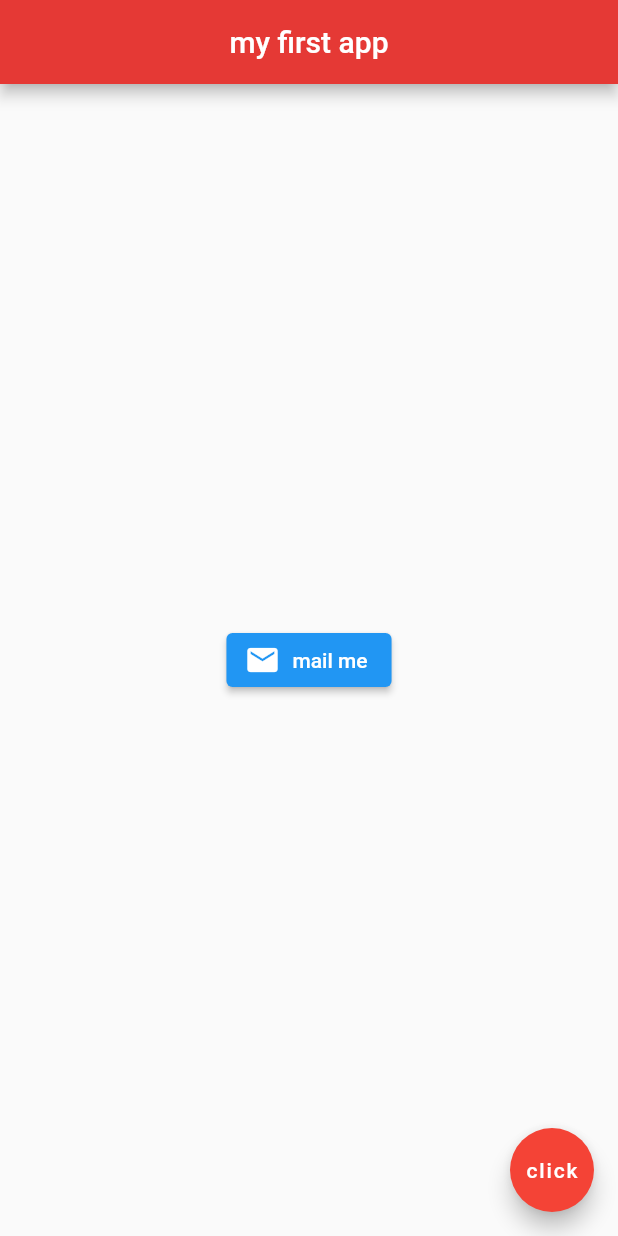
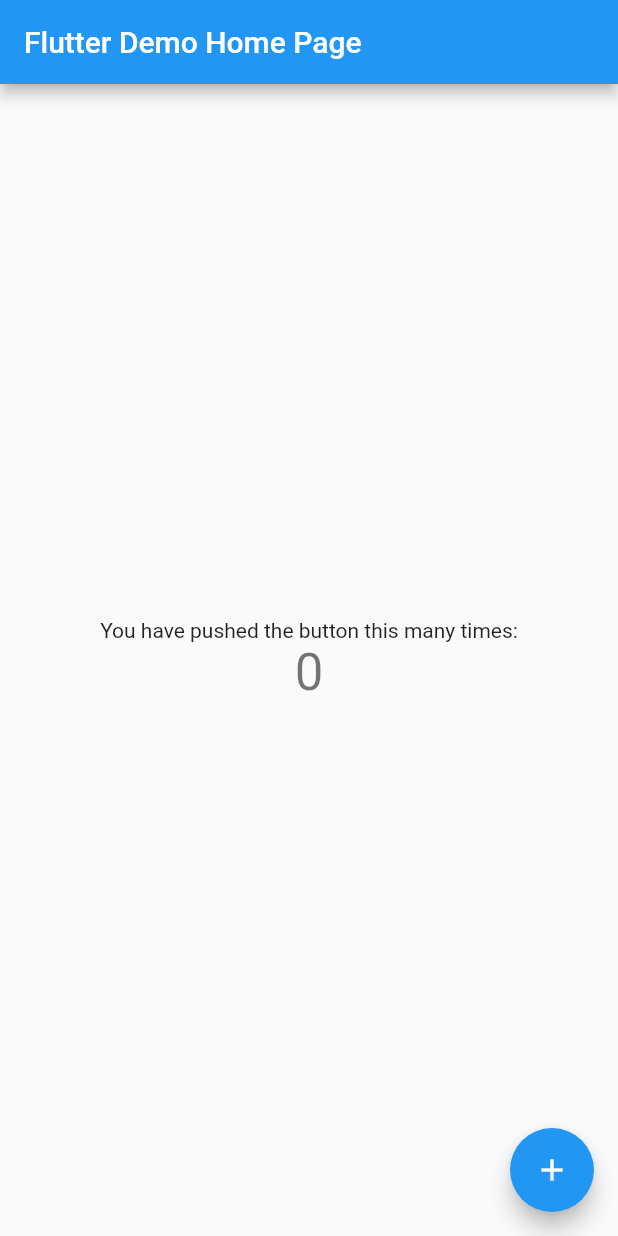
Before and after one commit to RedwanIfty/My_Flutter_App, a Flutter app: the screen it shows after launch, on a phone screen of 412 x 824 dp. Run offline on Flutter 3.47's test engine with Material 2 defaults, Android fonts, the phone set to English and light mode, and no system bars.

Commit message:
19_05_2023

```diff
--- a/lib/main.dart
+++ b/lib/main.dart
@@ -1,37 +1,65 @@
 import 'package:flutter/material.dart';
-import 'package:flutter/material.dart' show RaisedButton;
 
-void main() => runApp(MaterialApp(
-  home: Home()
-));
+void main() {
+  runApp(MyApp());
+}
 
-class Home extends StatelessWidget {
+class MyApp extends StatelessWidget {
+  @override
+  Widget build(BuildContext context) {
+    return MaterialApp(
+      title: 'Flutter Demo',
+      theme: ThemeData(
+        primarySwatch: Colors.blue,
+      ),
+      home: MyHomePage(title: 'Flutter Demo Home Page'),
+    );
+  }
+}
+
+class MyHomePage extends StatefulWidget {
+  MyHomePage({Key? key, required this.title}) : super(key: key);
+
+  final String title;
+
+  @override
+  _MyHomePageState createState() => _MyHomePageState();
+}
+
+class _MyHomePageState extends State<MyHomePage> {
+  int _counter = 0;
+
+  void _incrementCounter() {
+    setState(() {
+      _counter++;
+    });
+  }
+
   @override
   Widget build(BuildContext context) {
     return Scaffold(
       appBar: AppBar(
-        title: Text('my first app'),
-        centerTitle: true,
-        backgroundColor: Colors.red[600],
+        title: Text(widget.title),
       ),
       body: Center(
-
-        child: ElevatedButton.icon(
-          onPressed: (){},
-          icon: Icon(
-            Icons.mail
-          ),
-          label: Text('mail me'),
-          // color: Colors.amber,
+        child: Column(
+          mainAxisAlignment: MainAxisAlignment.center,
+          children: <Widget>[
+            Text(
+              'You have pushed the button this many times:',
+            ),
+            Text(
+              '$_counter',
+              style: Theme.of(context).textTheme.headline4,
+            ),
+          ],
         ),
-
       ),
       floatingActionButton: FloatingActionButton(
-        onPressed: () {},
-        child: Text('click'),
-        backgroundColor: Colors.red,
-      ) ,
-    )
-    ;
+        onPressed: _incrementCounter,
+        tooltip: 'Increment',
+        child: Icon(Icons.add),
+      ),
+    );
   }
 }
```
